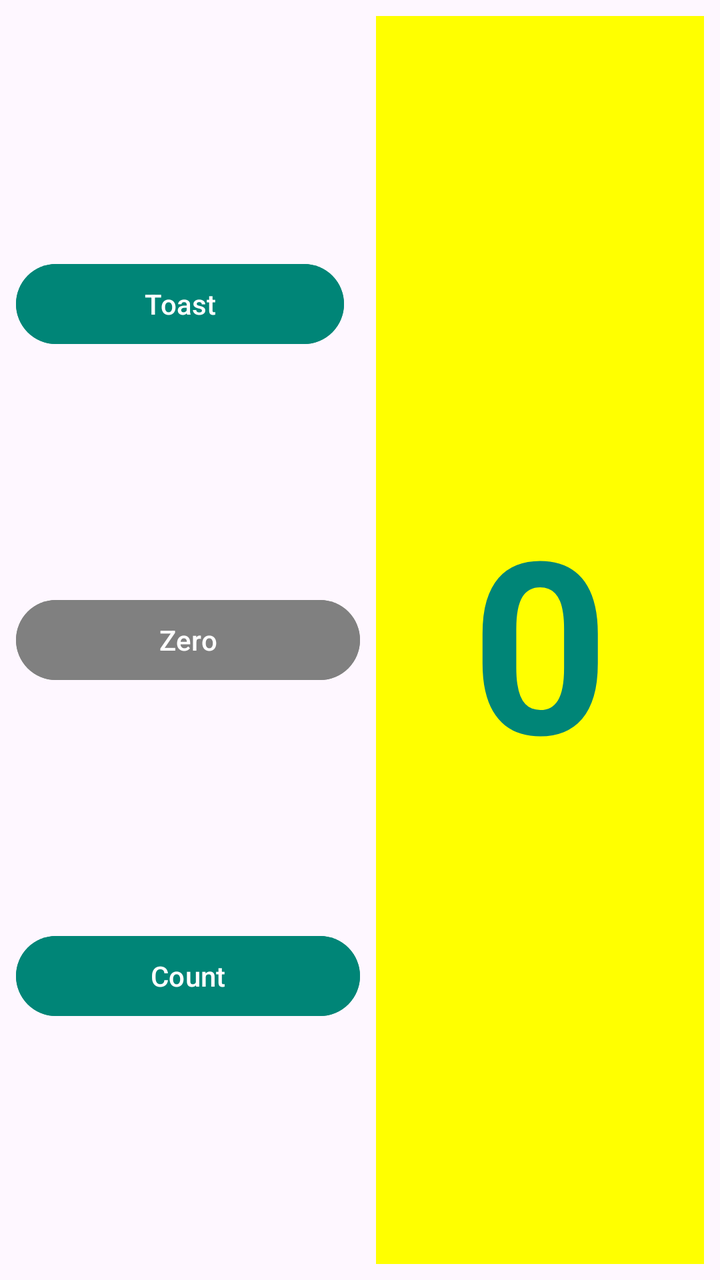
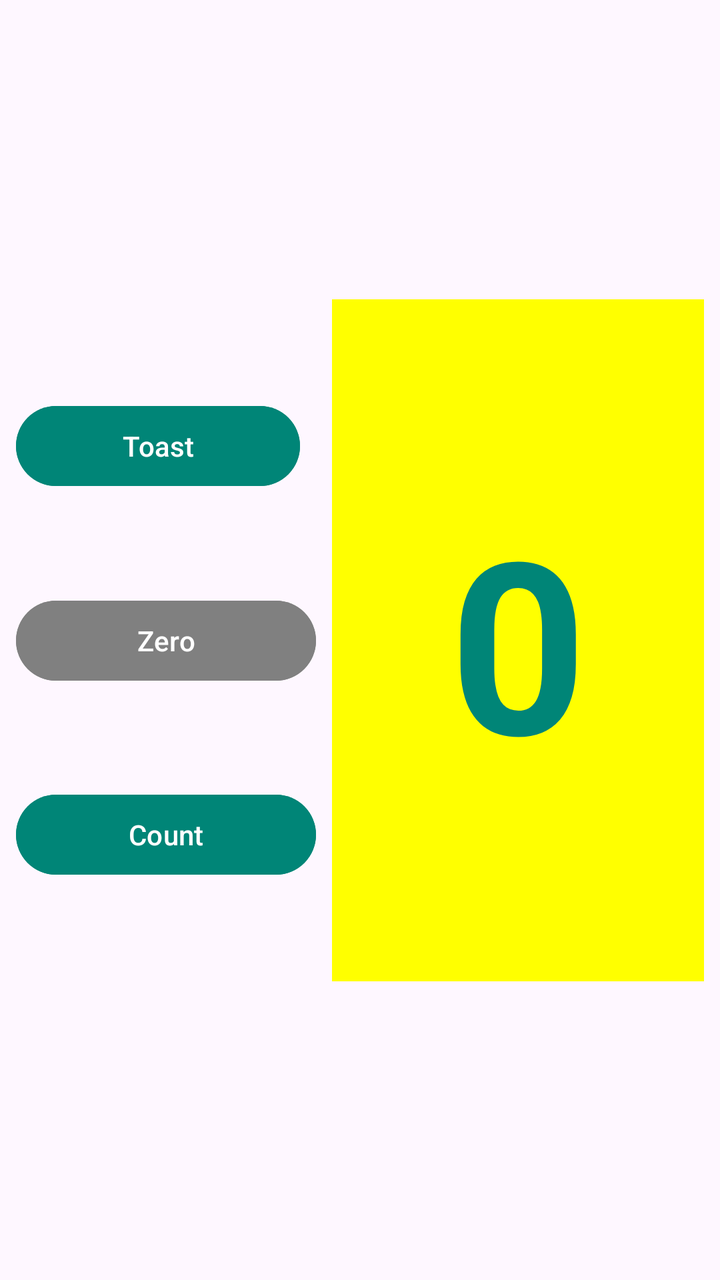

The first picture is an Android layout as it rendered before a commit; the second is the same layout after the commit. The layout source and the unified diff follow.
<!-- AndroidManifest.xml: application theme Theme.HelloConstraint -->
<!-- res/layout/activity_main.xml -->
<?xml version="1.0" encoding="utf-8"?>
<androidx.constraintlayout.widget.ConstraintLayout xmlns:android="http://schemas.android.com/apk/res/android"
    xmlns:app="http://schemas.android.com/apk/res-auto"
    xmlns:tools="http://schemas.android.com/tools"
    android:id="@+id/main"
    android:layout_width="match_parent"
    android:layout_height="match_parent"
    tools:context=".MainActivity">

    <Button
        android:id="@+id/button_toast"
        android:layout_width="0dp"
        android:layout_height="wrap_content"
        android:layout_marginStart="8dp"
        android:layout_marginEnd="8dp"
        android:backgroundTint="@color/primary"
        android:onClick="showToast"
        android:text="@string/button_label_toast"
        android:textColor="@color/white"
        app:layout_constraintBottom_toTopOf="@+id/button_zero"
        app:layout_constraintEnd_toStartOf="@+id/show_count"
        app:layout_constraintStart_toStartOf="parent"
        app:layout_constraintTop_toTopOf="@+id/show_count" />

    <Button
        android:id="@+id/button_zero"
        android:layout_width="0dp"
        android:layout_height="wrap_content"
        android:layout_marginStart="8dp"
        android:layout_marginEnd="8dp"
        android:backgroundTint="@color/gray"
        android:onClick="zero"
        android:text="@string/button_label_zero"
        android:textColor="@color/white"
        app:layout_constraintBottom_toTopOf="@+id/button_count"
        app:layout_constraintEnd_toStartOf="@+id/show_count"
        app:layout_constraintStart_toStartOf="parent"
        app:layout_constraintTop_toBottomOf="@+id/button_toast" />

    <Button
        android:id="@+id/button_count"
        android:layout_width="0dp"
        android:layout_height="wrap_content"
        android:layout_marginStart="8dp"
        android:layout_marginEnd="8dp"
        android:backgroundTint="@color/primary"
        android:onClick="countUp"
        android:text="@string/button_label_count"
        android:textColor="@color/white"
        app:layout_constraintBottom_toBottomOf="@+id/show_count"
        app:layout_constraintEnd_toStartOf="@+id/show_count"
        app:layout_constraintStart_toStartOf="parent"
        app:layout_constraintTop_toBottomOf="@+id/button_zero" />

    <TextView
        android:id="@+id/show_count"
        android:layout_width="0dp"
        android:layout_height="0dp"
        android:layout_marginStart="8dp"
        android:layout_marginTop="8dp"
        android:layout_marginEnd="8dp"
        android:layout_marginBottom="8dp"
        android:background="@color/yellow"
        android:gravity="center"
        android:text="@string/count_initial_value"
        android:textColor="@color/primary"
        android:textSize="120sp"
        android:textStyle="bold"
        app:layout_constraintBottom_toBottomOf="parent"
        app:layout_constraintEnd_toEndOf="parent"
        app:layout_constraintStart_toEndOf="@+id/button_toast"
        app:layout_constraintTop_toTopOf="parent" />

</androidx.constraintlayout.widget.ConstraintLayout>
<!-- resources referenced by this layout -->
<resources>
  <color name="gray">#808080</color>
  <color name="primary">#008577</color>
  <color name="white">#FFFFFFFF</color>
  <color name="yellow">#FFFF00</color>
  <string name="button_label_count">Count</string>
  <string name="button_label_toast">Toast</string>
  <string name="button_label_zero">Zero</string>
  <string name="count_initial_value">0</string>
  <style name="Theme.HelloConstraint" parent="Base.Theme.HelloConstraint" />
  <style name="Base.Theme.HelloConstraint" parent="Theme.Material3.DayNight.NoActionBar">
          
          
      </style>
</resources>

<!-- the commit's change to res/layout/activity_main.xml (unified diff, before → after) -->
@@ -54,8 +54,8 @@
 
     <TextView
         android:id="@+id/show_count"
-        android:layout_width="0dp"
-        android:layout_height="0dp"
+        android:layout_width="186dp"
+        android:layout_height="341dp"
         android:layout_marginStart="8dp"
         android:layout_marginTop="8dp"
         android:layout_marginEnd="8dp"
